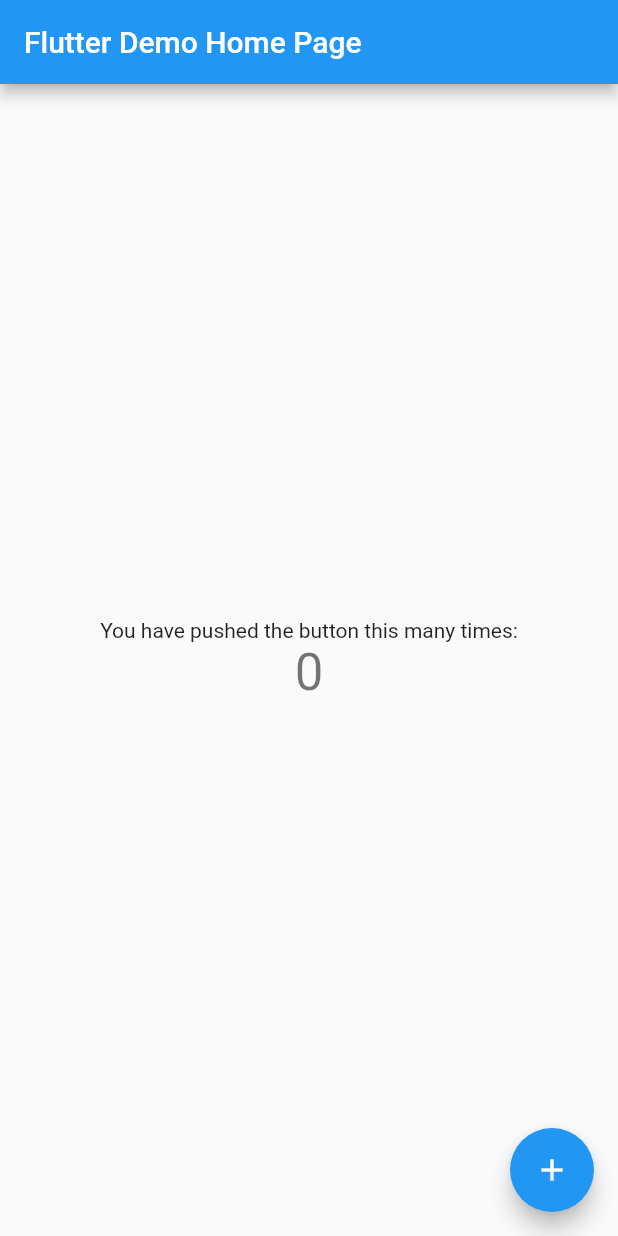
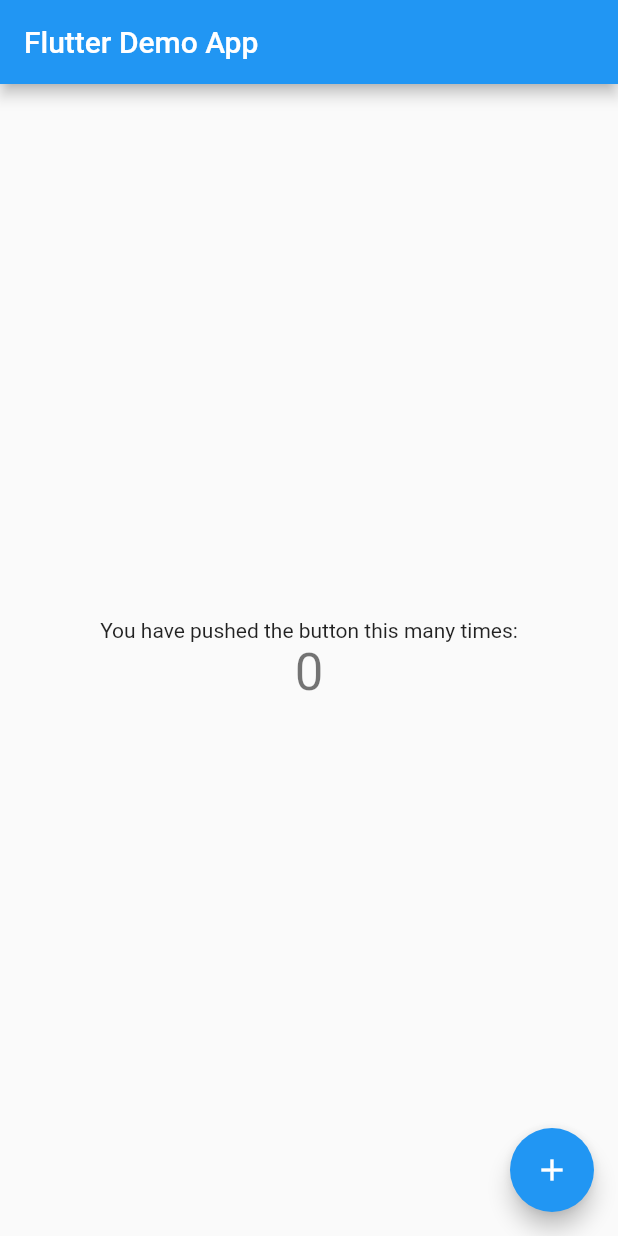
Before and after one commit to CoodingPenguin/flutter-survival-coding-study, a Flutter app: the screen it shows after launch, on a phone screen of 412 x 824 dp. Run offline on Flutter 3.47's test engine with Material 2 defaults, Android fonts, the phone set to English and light mode, and no system bars.

Commit message:
Chapter 01. Make a sample project

```diff
--- a/flutter_app/lib/main.dart
+++ b/flutter_app/lib/main.dart
@@ -26,7 +26,7 @@ class MyApp extends StatelessWidget {
         // closer together (more dense) than on mobile platforms.
         visualDensity: VisualDensity.adaptivePlatformDensity,
       ),
-      home: MyHomePage(title: 'Flutter Demo Home Page'),
+      home: MyHomePage(title: "Flutter Demo App"),
     );
   }
 }
```
Also changed, not shown: 1 other file.
